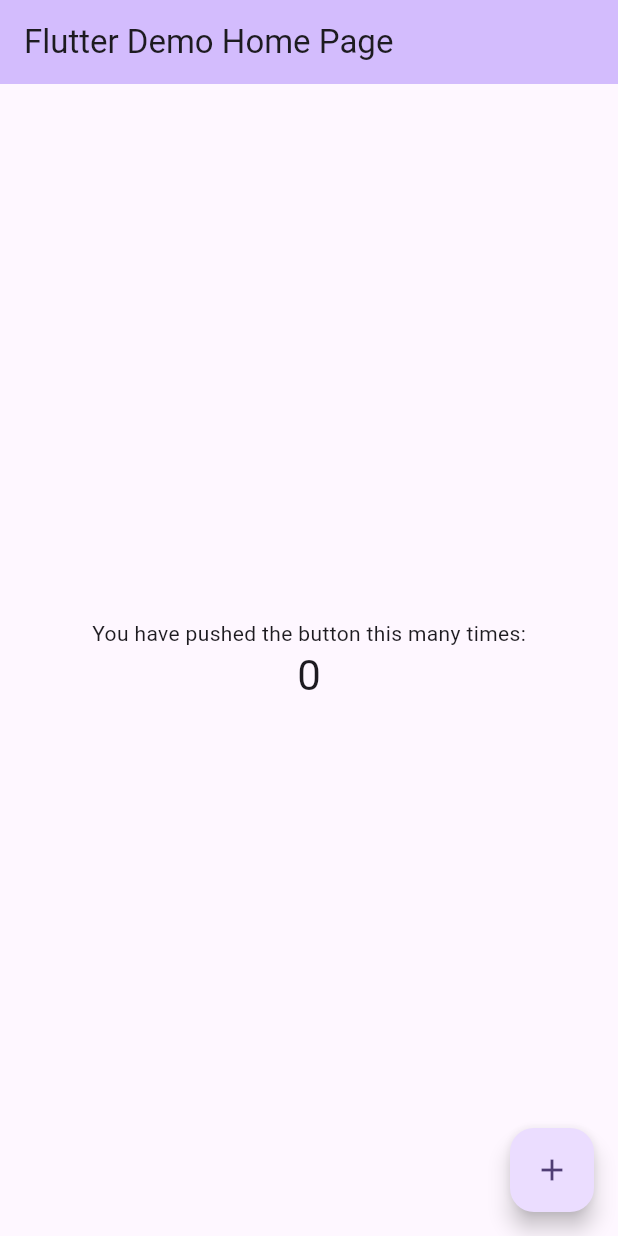
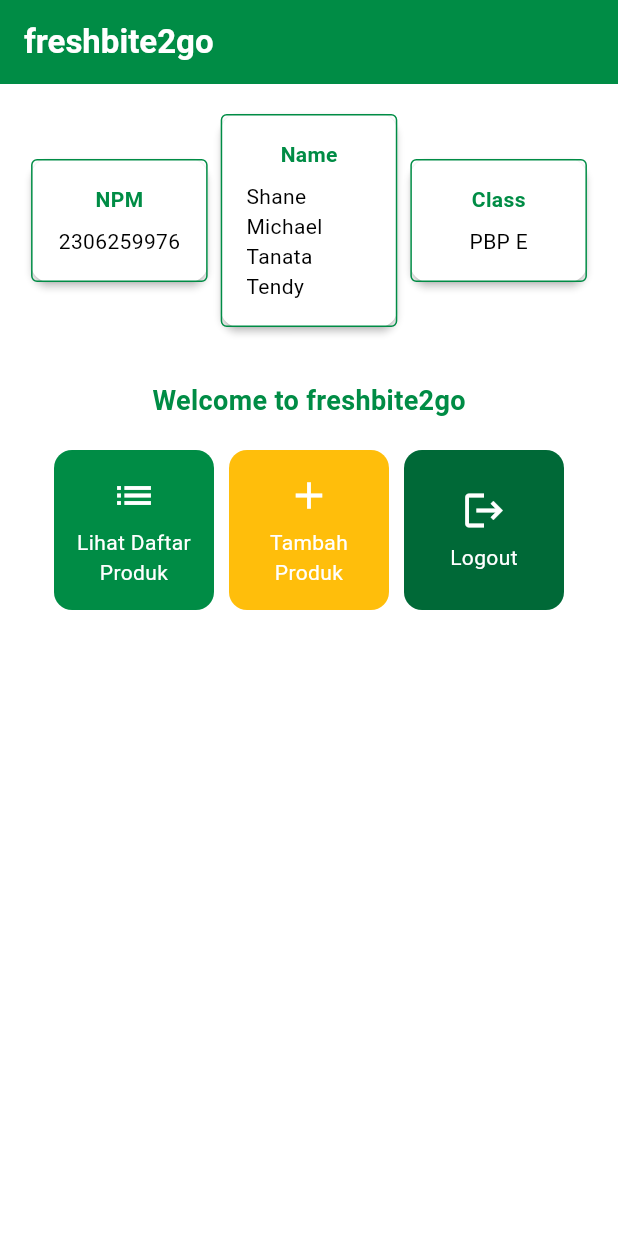
Before and after one commit to shaneemichael/fresh-bite-mobile, a Flutter app: the screen it shows after launch, on a phone screen of 412 x 824 dp. Run offline on Flutter 3.47's test engine with Material 3 defaults, Android fonts, the phone set to English and light mode, and no system bars.

Commit message:
Finish Assignment 7 main and menu

```diff
--- a/lib/main.dart
+++ b/lib/main.dart
@@ -1,4 +1,5 @@
 import 'package:flutter/material.dart';
+import 'package:fresh_bite/menu.dart';
 
 void main() {
   runApp(const MyApp());
@@ -28,98 +29,12 @@ class MyApp extends StatelessWidget {
         //
         // This works for code too, not just values: Most code changes can be
         // tested with just a hot reload.
-        colorScheme: ColorScheme.fromSeed(seedColor: Colors.deepPurple),
+         colorScheme: ColorScheme.fromSwatch(
+                      primarySwatch: Colors.deepPurple,
+                      ).copyWith(secondary: Colors.deepPurple[400]),
         useMaterial3: true,
       ),
-      home: const MyHomePage(title: 'Flutter Demo Home Page'),
+      home: MyHomePage(),
     );
   }
 }
-
-class MyHomePage extends StatefulWidget {
-  const MyHomePage({super.key, required this.title});
-
-  // This widget is the home page of your application. It is stateful, meaning
-  // that it has a State object (defined below) that contains fields that affect
-  // how it looks.
-
-  // This class is the configuration for the state. It holds the values (in this
-  // case the title) provided by the parent (in this case the App widget) and
-  // used by the build method of the State. Fields in a Widget subclass are
-  // always marked "final".
-
-  final String title;
-
-  @override
-  State<MyHomePage> createState() => _MyHomePageState();
-}
-
-class _MyHomePageState extends State<MyHomePage> {
-  int _counter = 0;
-
-  void _incrementCounter() {
-    setState(() {
-      // This call to setState tells the Flutter framework that something has
-      // changed in this State, which causes it to rerun the build method below
-      // so that the display can reflect the updated values. If we changed
-      // _counter without calling setState(), then the build method would not be
-      // called again, and so nothing would appear to happen.
-      _counter++;
-    });
-  }
-
-  @override
-  Widget build(BuildContext context) {
-    // This method is rerun every time setState is called, for instance as done
-    // by the _incrementCounter method above.
-    //
-    // The Flutter framework has been optimized to make rerunning build methods
-    // fast, so that you can just rebuild anything that needs updating rather
-    // than having to individually change instances of widgets.
-    return Scaffold(
-      appBar: AppBar(
-        // TRY THIS: Try changing the color here to a specific color (to
-        // Colors.amber, perhaps?) and trigger a hot reload to see the AppBar
-        // change color while the other colors stay the same.
-        backgroundColor: Theme.of(context).colorScheme.inversePrimary,
-        // Here we take the value from the MyHomePage object that was created by
-        // the App.build method, and use it to set our appbar title.
-        title: Text(widget.title),
-      ),
-      body: Center(
-        // Center is a layout widget. It takes a single child and positions it
-        // in the middle of the parent.
-        child: Column(
-          // Column is also a layout widget. It takes a list of children and
-          // arranges them vertically. By default, it sizes itself to fit its
-          // children horizontally, and tries to be as tall as its parent.
-          //
-          // Column has various properties to control how it sizes itself and
-          // how it positions its children. Here we use mainAxisAlignment to
-          // center the children vertically; the main axis here is the vertical
-          // axis because Columns are vertical (the cross axis would be
-          // horizontal).
-          //
-          // TRY THIS: Invoke "debug painting" (choose the "Toggle Debug Paint"
-          // action in the IDE, or press "p" in the console), to see the
-          // wireframe for each widget.
-          mainAxisAlignment: MainAxisAlignment.center,
-          children: <Widget>[
-            const Text(
-              'You have pushed the button this many times:',
-            ),
-            Text(
-              '$_counter',
-              style: Theme.of(context).textTheme.headlineMedium,
-            ),
-          ],
-        ),
-      ),
-      floatingActionButton: FloatingActionButton(
-        onPressed: _incrementCounter,
-        tooltip: 'Increment',
-        child: const Icon(Icons.add),
-      ), // This trailing comma makes auto-formatting nicer for build methods.
-    );
-  }
-}
--- /dev/null
+++ b/lib/menu.dart
@@ -0,0 +1,166 @@
+import 'package:flutter/material.dart';
+
+class MyHomePage extends StatelessWidget {
+  final String npm = '2306259976';
+  final String name = 'Shane Michael Tanata Tendy';
+  final String className = 'PBP E';
+
+  MyHomePage({super.key});
+
+  final List<ItemHomepage> items = [
+    ItemHomepage("Lihat Daftar Produk", Icons.list, const Color(0xFF008C45)), // Subway green
+    ItemHomepage("Tambah Produk", Icons.add, const Color(0xFFFFBE0B)), // Subway yellow
+    ItemHomepage("Logout", Icons.logout, const Color(0xFF006937)), // Darker green for contrast
+  ];
+
+  @override
+  Widget build(BuildContext context) {
+    return Scaffold(
+      appBar: AppBar(
+        title: const Text(
+          'freshbite2go',
+          style: TextStyle(
+            color: Colors.white,
+            fontWeight: FontWeight.bold,
+          ),
+        ),
+        backgroundColor: const Color(0xFF008C45), // Subway green for AppBar
+      ),
+      body: Padding(
+        padding: const EdgeInsets.all(16.0),
+        child: Column(
+          crossAxisAlignment: CrossAxisAlignment.center,
+          children: [
+            Row(
+              mainAxisAlignment: MainAxisAlignment.spaceEvenly,
+              children: [
+                InfoCard(title: 'NPM', content: npm),
+                InfoCard(title: 'Name', content: name),
+                InfoCard(title: 'Class', content: className),
+              ],
+            ),
+            const SizedBox(height: 16.0),
+            Center(
+              child: Column(
+                children: [
+                  const Padding(
+                    padding: EdgeInsets.only(top: 16.0),
+                    child: Text(
+                      'Welcome to freshbite2go',
+                      style: TextStyle(
+                        fontWeight: FontWeight.bold,
+                        fontSize: 18.0,
+                        color: Color(0xFF008C45), // Subway green for welcome text
+                      ),
+                    ),
+                  ),
+                  GridView.count(
+                    primary: true,
+                    padding: const EdgeInsets.all(20),
+                    crossAxisSpacing: 10,
+                    mainAxisSpacing: 10,
+                    crossAxisCount: 3,
+                    shrinkWrap: true,
+                    children: items.map((ItemHomepage item) {
+                      return ItemCard(item);
+                    }).toList(),
+                  ),
+                ],
+              ),
+            ),
+          ],
+        ),
+      ),
+    );
+  }
+}
+
+class ItemHomepage {
+  final String name;
+  final IconData icon;
+  final Color color;
+
+  ItemHomepage(this.name, this.icon, this.color);
+}
+
+class InfoCard extends StatelessWidget {
+  final String title;
+  final String content;
+
+  const InfoCard({super.key, required this.title, required this.content});
+
+  @override
+  Widget build(BuildContext context) {
+    return Card(
+      elevation: 2.0,
+      child: Container(
+        width: MediaQuery.of(context).size.width / 3.5,
+        padding: const EdgeInsets.all(16.0),
+        decoration: BoxDecoration(
+          border: Border.all(color: const Color(0xFF008C45), width: 1), // Subway green border
+          borderRadius: BorderRadius.circular(4),
+        ),
+        child: Column(
+          children: [
+            Text(
+              title,
+              style: const TextStyle(
+                fontWeight: FontWeight.bold,
+                color: Color(0xFF008C45), // Subway green for title
+              ),
+            ),
+            const SizedBox(height: 8.0),
+            Text(content),
+          ],
+        ),
+      ),
+    );
+  }
+}
+
+class ItemCard extends StatelessWidget {
+  final ItemHomepage item;
+
+  const ItemCard(this.item, {super.key});
+
+  @override
+  Widget build(BuildContext context) {
+    return Material(
+      color: item.color,
+      borderRadius: BorderRadius.circular(12),
+      child: InkWell(
+        onTap: () {
+          ScaffoldMessenger.of(context)
+            ..hideCurrentSnackBar()
+            ..showSnackBar(
+              SnackBar(
+                content: Text("Kamu telah menekan tombol ${item.name}"),
+                backgroundColor: const Color(0xFF008C45), // Subway green for SnackBar
+              )
+            );
+        },
+        child: Container(
+          padding: const EdgeInsets.all(8),
+          child: Center(
+            child: Column(
+              mainAxisAlignment: MainAxisAlignment.center,
+              children: [
+                Icon(
+                  item.icon,
+                  color: Colors.white,
+                  size: 30.0,
+                ),
+                const Padding(padding: EdgeInsets.all(3)),
+                Text(
+                  item.name,
+                  textAlign: TextAlign.center,
+                  style: const TextStyle(color: Colors.white),
+                ),
+              ],
+            ),
+          ),
+        ),
+      ),
+    );
+  }
+}
```
